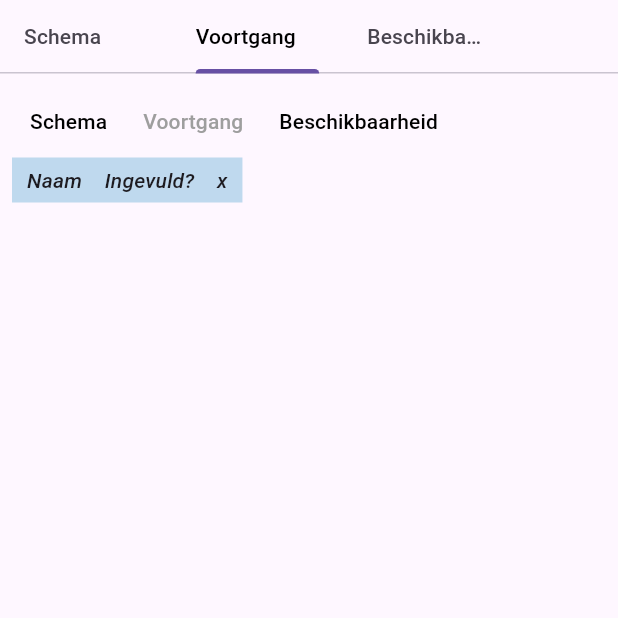
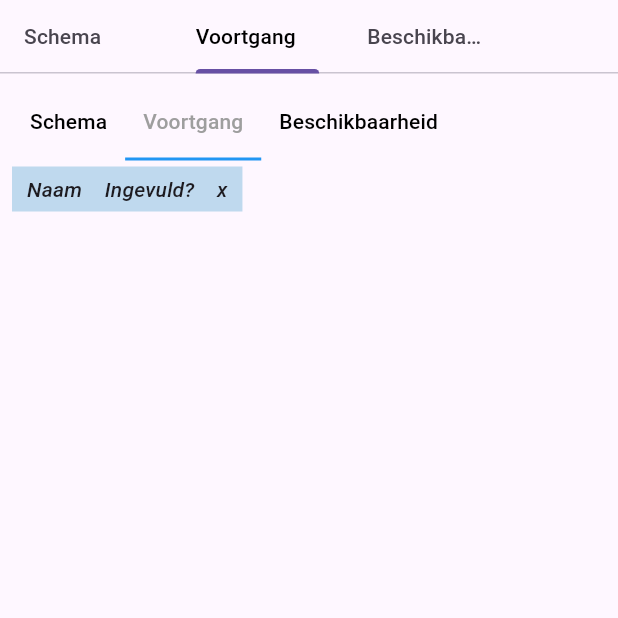
Before and after one commit to robinbakkerus/rooster, a Flutter app: the ViewAllSchemasPage screen opened directly, tab 2 chosen, on a phone screen of 412 x 824 dp, the top half of it. Run offline on Flutter 3.47's test engine with Material 3 defaults, Android fonts, the phone set to English and light mode, and no system bars; our stand-ins replace animated_text_kit, cloud_firestore, device_info_plus, event_bus, firebase_auth, firebase_core and 1 more; missing offline and left inert: universal_html; accounts and stored records are empty.

```diff
--- a/lib/widget/spreadsheet_top_buttons.dart
+++ b/lib/widget/spreadsheet_top_buttons.dart
@@ -3,38 +3,46 @@ import 'package:rooster/event/app_events.dart';
 import 'package:rooster/model/app_models.dart';
 
 class SpreadsheetTopButtons extends StatelessWidget {
-  final int index;
-  const SpreadsheetTopButtons({super.key, required this.index});
+  final int _index;
+  const SpreadsheetTopButtons({super.key, required int index}) : _index = index;
 
   @override
   Widget build(BuildContext context) {
-    return Row(
-      crossAxisAlignment: CrossAxisAlignment.start,
-      mainAxisAlignment: MainAxisAlignment.start,
-      children: [
-        TextButton(
-          onPressed: () => _onTopButtonPressed(PageEnum.spreadSheet),
-          style: TextButton.styleFrom(
-            foregroundColor: index == 0 ? Colors.grey : Colors.black,
-          ),
-          child: const Text('Schema'),
-        ),
-        TextButton(
-            onPressed: () => _onTopButtonPressed(PageEnum.progess),
-            style: TextButton.styleFrom(
-              foregroundColor: index == 1 ? Colors.grey : Colors.black,
-            ),
-            child: const Text('Voortgang')),
-        TextButton(
-            onPressed: () => _onTopButtonPressed(PageEnum.availability),
-            style: TextButton.styleFrom(
-              foregroundColor: index == 2 ? Colors.grey : Colors.black,
-            ),
-            child: const Text('Beschikbaarheid')),
-      ],
+    return Padding(
+      padding: const EdgeInsets.fromLTRB(0, 0, 0, 4),
+      child: Row(
+        crossAxisAlignment: CrossAxisAlignment.start,
+        mainAxisAlignment: MainAxisAlignment.start,
+        children: [
+          _buildButton('Schema', PageEnum.spreadSheet, 0),
+          _buildButton('Voortgang', PageEnum.progess, 1),
+          _buildButton('Beschikbaarheid', PageEnum.availability, 2),
+        ],
+      ),
     );
   }
 
+  //-------------------------
+  Widget _buildButton(String text, PageEnum page, int index) {
+    Color color = _index == index ? Colors.grey : Colors.black;
+    BoxDecoration? box = _index == index
+        ? const BoxDecoration(
+            border: Border(bottom: BorderSide(color: Colors.blue, width: 2.0)))
+        : null;
+
+    return Container(
+      decoration: box,
+      child: TextButton(
+        onPressed: () => _onTopButtonPressed(page),
+        style: TextButton.styleFrom(
+          foregroundColor: color,
+        ),
+        child: Text(text),
+      ),
+    );
+  }
+
+  //--------------------------
   void _onTopButtonPressed(PageEnum page) {
     AppEvents.fireShowPage(page);
   }
```
